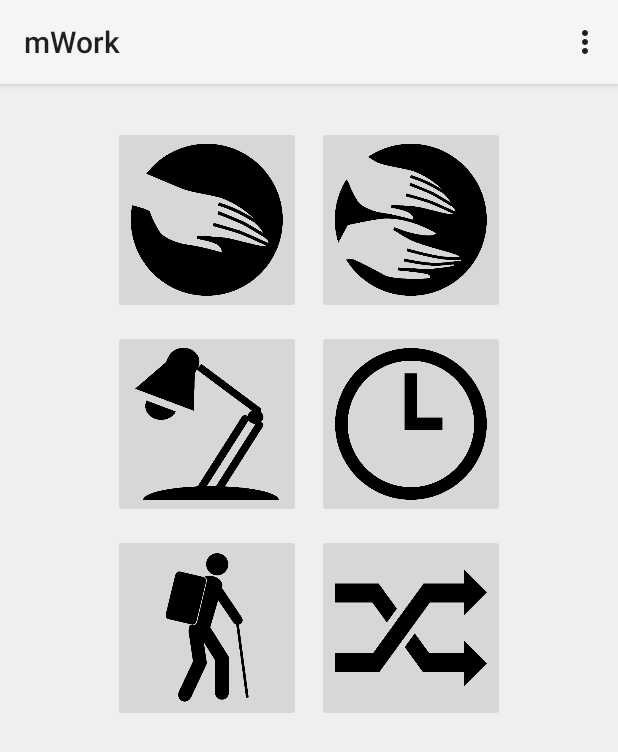
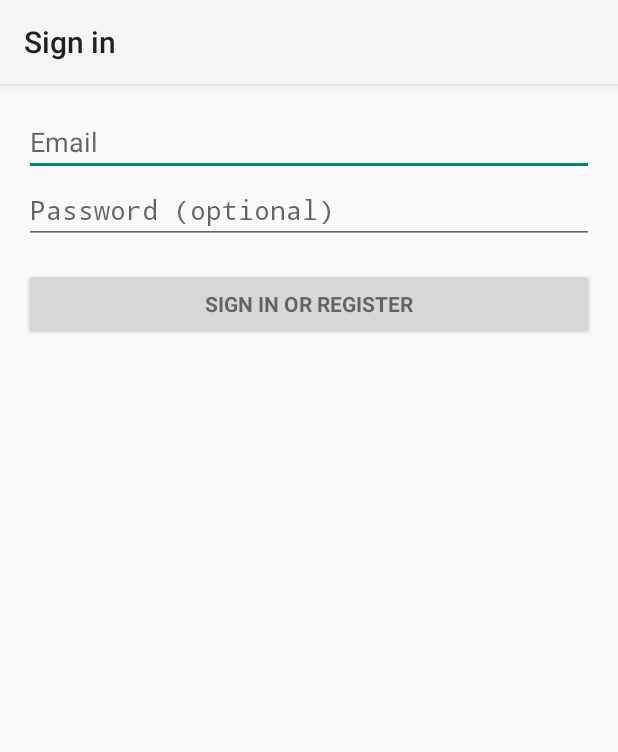
Before and after one commit to JohnYangSam/mwork-android, an Android app: the screen it shows after launch (HomeActivity before the commit, LoginActivity after it), after a tap on an icon or button, on a phone screen of 412 x 824 dp. Shown: the top 752 px of the screen. Run offline under Robolectric (Android 15) with nearby library versions, the phone set to English and light mode, and no system bars; 2 statements that could not run were skipped.

Commit message:
add basic, dummy login screen

```diff
--- a/app/build.gradle
+++ b/app/build.gradle
@@ -22,5 +22,5 @@
 dependencies {
     compile fileTree(dir: 'libs', include: ['*.jar'])
     compile 'com.google.android.gms:play-services:6.1.71'
-    compile 'com.android.support:appcompat-v7:21.0.0'
+    compile 'com.android.support:appcompat-v7:21.0.2'
 }
--- /dev/null
+++ b/app/src/main/java/com/siliconvalleyinsight/mwork/activities/LoginActivity.java
@@ -0,0 +1,302 @@
+package com.siliconvalleyinsight.mwork.activities;
+
+import android.animation.Animator;
+import android.animation.AnimatorListenerAdapter;
+import android.annotation.TargetApi;
+import android.app.Activity;
+import android.app.LoaderManager.LoaderCallbacks;
+import android.content.ContentResolver;
+import android.content.CursorLoader;
+import android.content.Loader;
+import android.database.Cursor;
+import android.net.Uri;
+import android.os.AsyncTask;
+
+import android.os.Build;
+import android.os.Bundle;
+import android.provider.ContactsContract;
+import android.text.TextUtils;
+import android.view.KeyEvent;
+import android.view.View;
+import android.view.View.OnClickListener;
+import android.view.inputmethod.EditorInfo;
+import android.widget.ArrayAdapter;
+import android.widget.AutoCompleteTextView;
+import android.widget.Button;
+import android.widget.EditText;
+import android.widget.TextView;
+import java.util.ArrayList;
+import java.util.List;
+import com.siliconvalleyinsight.mwork.R;
+
+/**
+ * A login screen that offers login via email/password.
+
+ */
+public class LoginActivity extends Activity implements LoaderCallbacks<Cursor>{
+
+    /**
+     * A dummy authentication store containing known user names and passwords.
+     * TODO: remove after connecting to a real authentication system.
+     */
+    private static final String[] DUMMY_CREDENTIALS = new String[]{
+            "foo@example.com:hello", "bar@example.com:world"
+    };
+    /**
+     * Keep track of the login task to ensure we can cancel it if requested.
+     */
+    private UserLoginTask mAuthTask = null;
+
+    // UI references.
+    private AutoCompleteTextView mEmailView;
+    private EditText mPasswordView;
+    private View mProgressView;
+    private View mLoginFormView;
+
+    @Override
+    protected void onCreate(Bundle savedInstanceState) {
+        super.onCreate(savedInstanceState);
+        setContentView(R.layout.activity_login);
+
+        // Set up the login form.
+        mEmailView = (AutoCompleteTextView) findViewById(R.id.email);
+        populateAutoComplete();
+
+        mPasswordView = (EditText) findViewById(R.id.password);
+        mPasswordView.setOnEditorActionListener(new TextView.OnEditorActionListener() {
+            @Override
+            public boolean onEditorAction(TextView textView, int id, KeyEvent keyEvent) {
+                if (id == R.id.login || id == EditorInfo.IME_NULL) {
+                    attemptLogin();
+                    return true;
+                }
+                return false;
+            }
+        });
+
+        Button mEmailSignInButton = (Button) findViewById(R.id.email_sign_in_button);
+        mEmailSignInButton.setOnClickListener(new OnClickListener() {
+            @Override
+            public void onClick(View view) {
+                attemptLogin();
+            }
+        });
+
+        mLoginFormView = findViewById(R.id.login_form);
+        mProgressView = findViewById(R.id.login_progress);
+    }
+
+    private void populateAutoComplete() {
+        getLoaderManager().initLoader(0, null, this);
+    }
+
+
+    /**
+     * Attempts to sign in or register the account specified by the login form.
+     * If there are form errors (invalid email, missing fields, etc.), the
+     * errors are presented and no actual login attempt is made.
+     */
+    public void attemptLogin() {
+        if (mAuthTask != null) {
+            return;
+        }
+
+        // Reset errors.
+        mEmailView.setError(null);
+        mPasswordView.setError(null);
+
+        // Store values at the time of the login attempt.
+        String email = mEmailView.getText().toString();
+        String password = mPasswordView.getText().toString();
+
+        boolean cancel = false;
+        View focusView = null;
+
+
+        // Check for a valid password, if the user entered one.
+        if (!TextUtils.isEmpty(password) && !isPasswordValid(password)) {
+            mPasswordView.setError(getString(R.string.error_invalid_password));
+            focusView = mPasswordView;
+            cancel = true;
+        }
+
+        // Check for a valid email address.
+        if (TextUtils.isEmpty(email)) {
+            mEmailView.setError(getString(R.string.error_field_required));
+            focusView = mEmailView;
+            cancel = true;
+        } else if (!isEmailValid(email)) {
+            mEmailView.setError(getString(R.string.error_invalid_email));
+            focusView = mEmailView;
+            cancel = true;
+        }
+
+        if (cancel) {
+            // There was an error; don't attempt login and focus the first
+            // form field with an error.
+            focusView.requestFocus();
+        } else {
+            // Show a progress spinner, and kick off a background task to
+            // perform the user login attempt.
+            showProgress(true);
+            mAuthTask = new UserLoginTask(email, password);
+            mAuthTask.execute((Void) null);
+        }
+    }
+    private boolean isEmailValid(String email) {
+        //TODO: Replace this with your own logic
+        return email.contains("@");
+    }
+
+    private boolean isPasswordValid(String password) {
+        //TODO: Replace this with your own logic
+        return password.length() > 4;
+    }
+
+    /**
+     * Shows the progress UI and hides the login form.
+     */
+    @TargetApi(Build.VERSION_CODES.HONEYCOMB_MR2)
+    public void showProgress(final boolean show) {
+        // On Honeycomb MR2 we have the ViewPropertyAnimator APIs, which allow
+        // for very easy animations. If available, use these APIs to fade-in
+        // the progress spinner.
+        if (Build.VERSION.SDK_INT >= Build.VERSION_CODES.HONEYCOMB_MR2) {
+            int shortAnimTime = getResources().getInteger(android.R.integer.config_shortAnimTime);
+
+            mLoginFormView.setVisibility(show ? View.GONE : View.VISIBLE);
+            mLoginFormView.animate().setDuration(shortAnimTime).alpha(
+                    show ? 0 : 1).setListener(new AnimatorListenerAdapter() {
+                @Override
+                public void onAnimationEnd(Animator animation) {
+                    mLoginFormView.setVisibility(show ? View.GONE : View.VISIBLE);
+                }
+            });
+
+            mProgressView.setVisibility(show ? View.VISIBLE : View.GONE);
+            mProgressView.animate().setDuration(shortAnimTime).alpha(
+                    show ? 1 : 0).setListener(new AnimatorListenerAdapter() {
+                @Override
+                public void onAnimationEnd(Animator animation) {
+                    mProgressView.setVisibility(show ? View.VISIBLE : View.GONE);
+                }
+            });
+        } else {
+            // The ViewPropertyAnimator APIs are not available, so simply show
+            // and hide the relevant UI components.
+            mProgressView.setVisibility(show ? View.VISIBLE : View.GONE);
+            mLoginFormView.setVisibility(show ? View.GONE : View.VISIBLE);
+        }
+    }
+
+    @Override
+    public Loader<Cursor> onCreateLoader(int i, Bundle bundle) {
+        return new CursorLoader(this,
+                // Retrieve data rows for the device user's 'profile' contact.
+                Uri.withAppendedPath(ContactsContract.Profile.CONTENT_URI,
+                        ContactsContract.Contacts.Data.CONTENT_DIRECTORY), ProfileQuery.PROJECTION,
+
+                // Select only email addresses.
+                ContactsContract.Contacts.Data.MIMETYPE +
+                        " = ?", new String[]{ContactsContract.CommonDataKinds.Email
+                                                                     .CONTENT_ITEM_TYPE},
+
+                // Show primary email addresses first. Note that there won't be
+                // a primary email address if the user hasn't specified one.
+                ContactsContract.Contacts.Data.IS_PRIMARY + " DESC");
+    }
+
+    @Override
+    public void onLoadFinished(Loader<Cursor> cursorLoader, Cursor cursor) {
+        List<String> emails = new ArrayList<String>();
+        cursor.moveToFirst();
+        while (!cursor.isAfterLast()) {
+            emails.add(cursor.getString(ProfileQuery.ADDRESS));
+            cursor.moveToNext();
+        }
+
+        addEmailsToAutoComplete(emails);
+    }
+
+    @Override
+    public void onLoaderReset(Loader<Cursor> cursorLoader) {
+
+    }
+
+    private interface ProfileQuery {
+        String[] PROJECTION = {
+                ContactsContract.CommonDataKinds.Email.ADDRESS,
+                ContactsContract.CommonDataKinds.Email.IS_PRIMARY,
+        };
+
+        int ADDRESS = 0;
+        int IS_PRIMARY = 1;
+    }
+
+
+    private void addEmailsToAutoComplete(List<String> emailAddressCollection) {
+        //Create adapter to tell the AutoCompleteTextView what to show in its dropdown list.
+        ArrayAdapter<String> adapter =
+                new ArrayAdapter<String>(LoginActivity.this,
+                        android.R.layout.simple_dropdown_item_1line, emailAddressCollection);
+
+        mEmailView.setAdapter(adapter);
+    }
+
+    /**
+     * Represents an asynchronous login/registration task used to authenticate
+     * the user.
+     */
+    public class UserLoginTask extends AsyncTask<Void, Void, Boolean> {
+
+        private final String mEmail;
+        private final String mPassword;
+
+        UserLoginTask(String email, String password) {
+            mEmail = email;
+            mPassword = password;
+        }
+
+        @Override
+        protected Boolean doInBackground(Void... params) {
+            // TODO: attempt authentication against a network service.
+
+            try {
+                // Simulate network access.
+                Thread.sleep(2000);
+            } catch (InterruptedException e) {
+                return false;
+            }
+
+            for (String credential : DUMMY_CREDENTIALS) {
+                String[] pieces = credential.split(":");
+                if (pieces[0].equals(mEmail)) {
+                    // Account exists, return true if the password matches.
+                    return pieces[1].equals(mPassword);
+                }
+            }
+
+            // TODO: register the new account here.
+            return true;
+        }
+
+        @Override
+        protected void onPostExecute(final Boolean success) {
+            mAuthTask = null;
+            showProgress(false);
+
+            if (success) {
+                finish();
+            } else {
+                mPasswordView.setError(getString(R.string.error_incorrect_password));
+                mPasswordView.requestFocus();
+            }
+        }
+
+        @Override
+        protected void onCancelled() {
+            mAuthTask = null;
+            showProgress(false);
+        }
+    }
+}
--- /dev/null
+++ b/app/src/main/res/layout/activity_login.xml
@@ -0,0 +1,67 @@
+<LinearLayout xmlns:android="http://schemas.android.com/apk/res/android"
+    xmlns:tools="http://schemas.android.com/tools"
+    android:layout_width="match_parent"
+    android:layout_height="match_parent"
+    android:gravity="center_horizontal"
+    android:orientation="vertical"
+    android:paddingBottom="@dimen/activity_vertical_margin"
+    android:paddingLeft="@dimen/activity_horizontal_margin"
+    android:paddingRight="@dimen/activity_horizontal_margin"
+    android:paddingTop="@dimen/activity_vertical_margin"
+    tools:context="com.siliconvalleyinsight.mwork.activities.LoginActivity">
+
+    <!-- Login progress -->
+    <ProgressBar
+        android:id="@+id/login_progress"
+        style="?android:attr/progressBarStyleLarge"
+        android:layout_width="wrap_content"
+        android:layout_height="wrap_content"
+        android:layout_marginBottom="8dp"
+        android:visibility="gone"/>
+
+    <ScrollView
+        android:id="@+id/login_form"
+        android:layout_width="match_parent"
+        android:layout_height="match_parent"
+        >
+
+            <LinearLayout
+                android:id="@+id/email_login_form"
+                android:layout_width="match_parent"
+                android:layout_height="wrap_content"
+                android:orientation="vertical">
+
+                <AutoCompleteTextView
+                    android:id="@+id/email"
+                    android:layout_width="match_parent"
+                    android:layout_height="wrap_content"
+                    android:hint="@string/prompt_email"
+                    android:inputType="textEmailAddress"
+                    android:maxLines="1"
+                    android:singleLine="true"/>
+
+                <EditText
+                    android:id="@+id/password"
+                    android:layout_width="match_parent"
+                    android:layout_height="wrap_content"
+                    android:hint="@string/prompt_password"
+                    android:imeActionId="@+id/login"
+                    android:imeActionLabel="@string/action_sign_in_short"
+                    android:imeOptions="actionUnspecified"
+                    android:inputType="textPassword"
+                    android:maxLines="1"
+                    android:singleLine="true"/>
+
+                <Button
+                    android:id="@+id/email_sign_in_button"
+                    style="?android:textAppearanceSmall"
+                    android:layout_width="match_parent"
+                    android:layout_height="wrap_content"
+                    android:layout_marginTop="16dp"
+                    android:text="@string/action_sign_in"
+                    android:textStyle="bold"/>
+
+            </LinearLayout>
+    </ScrollView>
+
+</LinearLayout>
--- a/app/src/main/res/values/strings_activity_login.xml
+++ b/app/src/main/res/values/strings_activity_login.xml
@@ -1,16 +1,14 @@
 <resources>
+        <string name="title_activity_login">Sign in</string>
 
     <!-- Strings related to login -->
     <string name="prompt_email">Email</string>
     <string name="prompt_password">Password (optional)</string>
     <string name="action_sign_in">Sign in or register</string>
     <string name="action_sign_in_short">Sign in</string>
-    <string name="plus_sign_out">Switch Google+ account</string>
-    <string name="plus_disconnect">Disconnect from Google+</string>
+
     <string name="error_invalid_email">This email address is invalid</string>
     <string name="error_invalid_password">This password is too short</string>
     <string name="error_incorrect_password">This password is incorrect</string>
     <string name="error_field_required">This field is required</string>
-    <string name="action_register">Register</string>
-    <string name="action_sign_in_help">Need help?</string>
 </resources>
```
Also changed, not shown: app/src/main/AndroidManifest.xml (+7 -3 lines), app/src/main/java/com/siliconvalleyinsight/mwork/fragments/FragmentTaskSelectionTab.java (+7 -6 lines).
